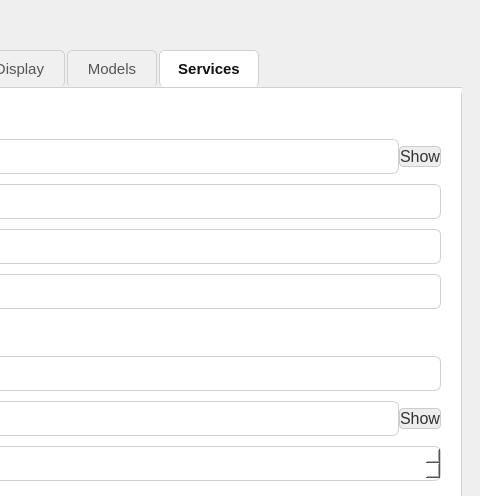
Qt form mpcamera/layouts/settingsPage.ui (AkunoCode/MP-Camera) before a commit; both pictures show x 500 to 980 and y 0 to 496 of the 980 by 720 pixel window.
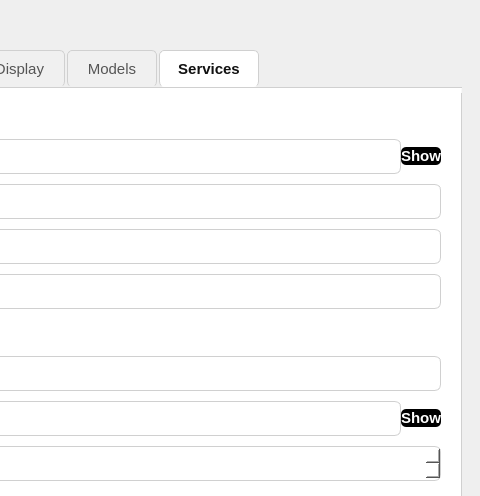
The same form after that commit. The open tabs and pages were chosen to show the change.

Commit message: feat: enhance API key toggle buttons with improved styling and dimensions

The edit to the form file:
```diff
--- a/mpcamera/layouts/settingsPage.ui
+++ b/mpcamera/layouts/settingsPage.ui
@@ -279,7 +279,7 @@
          <item row="0" column="1">
           <layout class="QHBoxLayout">
            <item><widget class="QLineEdit" name="roboflowApiKeyLine"><property name="echoMode"><enum>QLineEdit::Password</enum></property></widget></item>
-           <item><widget class="QPushButton" name="roboflowApiKeyToggle"><property name="text"><string>Show</string></property><property name="maximumWidth"><number>60</number></property><property name="styleSheet"><string notr="true">QPushButton { background: #eeeeee; color: #333; border: 1px solid #ccc; border-radius: 4px; font-weight: normal; } QPushButton:hover { background: #e0e0e0; }</string></property></widget></item>
+           <item><widget class="QPushButton" name="roboflowApiKeyToggle"><property name="text"><string>Show</string></property><property name="minimumWidth"><number>70</number></property><property name="maximumWidth"><number>70</number></property><property name="minimumHeight"><number>32</number></property><property name="styleSheet"><string notr="true">QPushButton { background-color: black; color: white; border-radius: 5px; font-weight: bold; font-size: 11pt; } QPushButton:hover { background-color: #333333; }</string></property></widget></item>
           </layout>
          </item>
          <item row="1" column="0"><widget class="QLabel" name="label_rf_url"><property name="text"><string>API URL</string></property></widget></item>
@@ -305,7 +305,7 @@
          <item row="1" column="1">
           <layout class="QHBoxLayout">
            <item><widget class="QLineEdit" name="directusBearerLine"><property name="echoMode"><enum>QLineEdit::Password</enum></property></widget></item>
-           <item><widget class="QPushButton" name="directusBearerToggle"><property name="text"><string>Show</string></property><property name="maximumWidth"><number>60</number></property><property name="styleSheet"><string notr="true">QPushButton { background: #eeeeee; color: #333; border: 1px solid #ccc; border-radius: 4px; font-weight: normal; } QPushButton:hover { background: #e0e0e0; }</string></property></widget></item>
+           <item><widget class="QPushButton" name="directusBearerToggle"><property name="text"><string>Show</string></property><property name="minimumWidth"><number>70</number></property><property name="maximumWidth"><number>70</number></property><property name="minimumHeight"><number>32</number></property><property name="styleSheet"><string notr="true">QPushButton { background-color: black; color: white; border-radius: 5px; font-weight: bold; font-size: 11pt; } QPushButton:hover { background-color: #333333; }</string></property></widget></item>
           </layout>
          </item>
          <item row="2" column="0"><widget class="QLabel" name="label_directus_timeout"><property name="text"><string>Timeout (s)</string></property></widget></item>
```
The commit also changes 1 other file.
